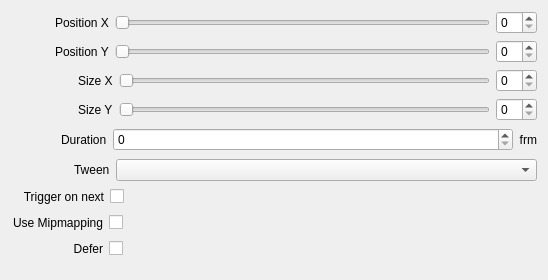
First picture: the form in src/Widgets/Inspector/InspectorFillWidget.ui, repository CasparCG/client, before the edit.
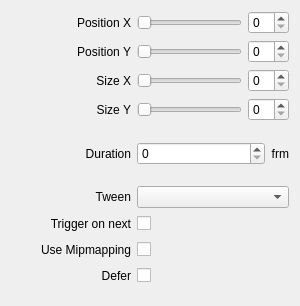
Second picture: the form after the edit.

Commit message: Simplify layout of inspector widgets

Diff of the .ui file:
```diff
--- a/src/Widgets/Inspector/InspectorFillWidget.ui
+++ b/src/Widgets/Inspector/InspectorFillWidget.ui
@@ -6,8 +6,8 @@
    <rect>
     <x>0</x>
     <y>0</y>
-    <width>548</width>
-    <height>280</height>
+    <width>300</width>
+    <height>306</height>
    </rect>
   </property>
   <property name="sizePolicy">
@@ -16,270 +16,76 @@
     <verstretch>0</verstretch>
    </sizepolicy>
   </property>
-  <layout class="QVBoxLayout" name="verticalLayout">
-   <item>
-    <layout class="QHBoxLayout" name="horizontalLayoutPositionX">
-     <item>
-      <spacer name="horizontalSpacerPositionX">
-       <property name="orientation">
-        <enum>Qt::Horizontal</enum>
-       </property>
-       <property name="sizeType">
-        <enum>QSizePolicy::Fixed</enum>
-       </property>
-       <property name="sizeHint" stdset="0">
-        <size>
-         <width>44</width>
-         <height>20</height>
-        </size>
-       </property>
-      </spacer>
-     </item>
-     <item>
-      <widget class="QLabel" name="labelPositionX">
-       <property name="text">
-        <string>Position X</string>
-       </property>
-      </widget>
-     </item>
-     <item>
-      <widget class="QSlider" name="sliderPositionX">
-       <property name="orientation">
-        <enum>Qt::Horizontal</enum>
-       </property>
-      </widget>
-     </item>
-     <item>
-      <widget class="QSpinBox" name="spinBoxPositionX"/>
-     </item>
-    </layout>
+  <layout class="QGridLayout" name="gridLayout">
+   <property name="bottomMargin">
+    <number>20</number>
+   </property>
+   <item row="0" column="0">
+    <widget class="QLabel" name="labelPositionX">
+     <property name="minimumSize">
+      <size>
+       <width>120</width>
+       <height>0</height>
+      </size>
+     </property>
+     <property name="text">
+      <string>Position X</string>
+     </property>
+     <property name="alignment">
+      <set>Qt::AlignRight|Qt::AlignTrailing|Qt::AlignVCenter</set>
+     </property>
+    </widget>
    </item>
-   <item>
-    <layout class="QHBoxLayout" name="horizontalLayoutPositionY">
-     <item>
-      <spacer name="horizontalSpacerPositionY">
-       <property name="orientation">
-        <enum>Qt::Horizontal</enum>
-       </property>
-       <property name="sizeType">
-        <enum>QSizePolicy::Fixed</enum>
-       </property>
-       <property name="sizeHint" stdset="0">
-        <size>
-         <width>44</width>
-         <height>20</height>
-        </size>
-       </property>
-      </spacer>
-     </item>
-     <item>
-      <widget class="QLabel" name="labelPositionY">
-       <property name="text">
-        <string>Position Y</string>
-       </property>
-      </widget>
-     </item>
-     <item>
-      <widget class="QSlider" name="sliderPositionY">
-       <property name="orientation">
-        <enum>Qt::Horizontal</enum>
-       </property>
-      </widget>
-     </item>
-     <item>
-      <widget class="QSpinBox" name="spinBoxPositionY"/>
-     </item>
-    </layout>
+   <item row="5" column="0">
+    <widget class="QLabel" name="labelEasing">
+     <property name="minimumSize">
+      <size>
+       <width>120</width>
+       <height>0</height>
+      </size>
+     </property>
+     <property name="text">
+      <string>Tween</string>
+     </property>
+     <property name="alignment">
+      <set>Qt::AlignRight|Qt::AlignTrailing|Qt::AlignVCenter</set>
+     </property>
+    </widget>
    </item>
-   <item>
-    <layout class="QHBoxLayout" name="horizontalLayoutScaleX">
-     <item>
-      <spacer name="horizontalSpacerScaleX">
-       <property name="orientation">
-        <enum>Qt::Horizontal</enum>
-       </property>
-       <property name="sizeType">
-        <enum>QSizePolicy::Fixed</enum>
-       </property>
-       <property name="sizeHint" stdset="0">
-        <size>
-         <width>67</width>
-         <height>20</height>
-        </size>
-       </property>
-      </spacer>
-     </item>
-     <item>
-      <widget class="QLabel" name="labelScaleX">
-       <property name="text">
-        <string>Size X</string>
-       </property>
-      </widget>
-     </item>
-     <item>
-      <widget class="QSlider" name="sliderScaleX">
-       <property name="orientation">
-        <enum>Qt::Horizontal</enum>
-       </property>
-      </widget>
-     </item>
-     <item>
-      <widget class="QSpinBox" name="spinBoxScaleX"/>
-     </item>
-    </layout>
+   <item row="7" column="0">
+    <widget class="QLabel" name="labelUseMipmap">
+     <property name="minimumSize">
+      <size>
+       <width>120</width>
+       <height>0</height>
+      </size>
+     </property>
+     <property name="text">
+      <string>Use Mipmapping</string>
+     </property>
+     <property name="alignment">
+      <set>Qt::AlignRight|Qt::AlignTrailing|Qt::AlignVCenter</set>
+     </property>
+    </widget>
    </item>
-   <item>
-    <layout class="QHBoxLayout" name="horizontalLayoutScaleY">
-     <item>
-      <spacer name="horizontalSpacerScaleY">
-       <property name="orientation">
-        <enum>Qt::Horizontal</enum>
-       </property>
-       <property name="sizeType">
-        <enum>QSizePolicy::Fixed</enum>
-       </property>
-       <property name="sizeHint" stdset="0">
-        <size>
-         <width>67</width>
-         <height>20</height>
-        </size>
-       </property>
-      </spacer>
-     </item>
-     <item>
-      <widget class="QLabel" name="labelScaleY">
-       <property name="text">
-        <string>Size Y</string>
-       </property>
-      </widget>
-     </item>
-     <item>
-      <widget class="QSlider" name="sliderScaleY">
-       <property name="orientation">
-        <enum>Qt::Horizontal</enum>
-       </property>
-      </widget>
-     </item>
-     <item>
-      <widget class="QSpinBox" name="spinBoxScaleY"/>
-     </item>
-    </layout>
+   <item row="3" column="0">
+    <widget class="QLabel" name="labelScaleY">
+     <property name="minimumSize">
+      <size>
+       <width>120</width>
+       <height>0</height>
+      </size>
+     </property>
+     <property name="text">
+      <string>Size Y</string>
+     </property>
+     <property name="alignment">
+      <set>Qt::AlignRight|Qt::AlignTrailing|Qt::AlignVCenter</set>
+     </property>
+    </widget>
    </item>
-   <item>
-    <layout class="QHBoxLayout" name="horizontalLayoutTransitionDuration">
-     <item>
-      <spacer name="horizontalSpacerTransitionDuration">
-       <property name="orientation">
-        <enum>Qt::Horizontal</enum>
-       </property>
-       <property name="sizeType">
-        <enum>QSizePolicy::Fixed</enum>
-       </property>
-       <property name="sizeHint" stdset="0">
-        <size>
-         <width>50</width>
-         <height>20</height>
-        </size>
-       </property>
-      </spacer>
-     </item>
-     <item>
-      <widget class="QLabel" name="labelTransitionDuration">
-       <property name="text">
-        <string>Duration</string>
-       </property>
-      </widget>
-     </item>
-     <item>
-      <widget class="QSpinBox" name="spinBoxTransitionDuration">
-       <property name="sizePolicy">
-        <sizepolicy hsizetype="Expanding" vsizetype="Fixed">
-         <horstretch>0</horstretch>
-         <verstretch>0</verstretch>
-        </sizepolicy>
-       </property>
-       <property name="maximum">
-        <number>999</number>
-       </property>
-      </widget>
-     </item>
-     <item>
-      <widget class="QLabel" name="labelFrm1">
-       <property name="text">
-        <string>frm</string>
-       </property>
-       <property name="alignment">
-        <set>Qt::AlignRight|Qt::AlignTrailing|Qt::AlignVCenter</set>
-       </property>
-      </widget>
-     </item>
-    </layout>
-   </item>
-   <item>
-    <layout class="QHBoxLayout" name="horizontalLayoutTween">
-     <item>
-      <spacer name="horizontalSpacerTween">
-       <property name="orientation">
-        <enum>Qt::Horizontal</enum>
-       </property>
-       <property name="sizeType">
-        <enum>QSizePolicy::Fixed</enum>
-       </property>
-       <property name="sizeHint" stdset="0">
-        <size>
-         <width>63</width>
-         <height>20</height>
-        </size>
-       </property>
-      </spacer>
-     </item>
-     <item>
-      <widget class="QLabel" name="labelEasing">
-       <property name="text">
-        <string>Tween</string>
-       </property>
-      </widget>
-     </item>
-     <item>
-      <widget class="QComboBox" name="comboBoxTween">
-       <property name="sizePolicy">
-        <sizepolicy hsizetype="Expanding" vsizetype="Fixed">
-         <horstretch>0</horstretch>
-         <verstretch>0</verstretch>
-        </sizepolicy>
-       </property>
-      </widget>
-     </item>
-    </layout>
-   </item>
-   <item>
+   <item row="6" column="1" colspan="2">
     <layout class="QHBoxLayout" name="horizontalLayoutTriggerOnNext">
-     <item>
-      <spacer name="horizontalSpacerTriggerOnNext1">
-       <property name="orientation">
-        <enum>Qt::Horizontal</enum>
-       </property>
-       <property name="sizeType">
-        <enum>QSizePolicy::Fixed</enum>
-       </property>
-       <property name="sizeHint" stdset="0">
-        <size>
-         <width>11</width>
-         <height>20</height>
-        </size>
-       </property>
-      </spacer>
-     </item>
-     <item>
-      <widget class="QLabel" name="labelTriggerOnNext">
-       <property name="text">
-        <string>Trigger on next</string>
-       </property>
-       <property name="alignment">
-        <set>Qt::AlignRight|Qt::AlignTrailing|Qt::AlignVCenter</set>
-       </property>
-      </widget>
-     </item>
      <item>
       <widget class="QCheckBox" name="checkBoxTriggerOnNext">
        <property name="layoutDirection">
@@ -305,87 +111,8 @@
      </item>
     </layout>
    </item>
-   <item>
-    <layout class="QHBoxLayout" name="horizontalLayoutUseMipmap">
-     <item>
-      <spacer name="horizontalSpacerUseMipmap1">
-       <property name="orientation">
-        <enum>Qt::Horizontal</enum>
-       </property>
-       <property name="sizeType">
-        <enum>QSizePolicy::Fixed</enum>
-       </property>
-       <property name="sizeHint" stdset="0">
-        <size>
-         <width>2</width>
-         <height>20</height>
-        </size>
-       </property>
-      </spacer>
-     </item>
-     <item>
-      <widget class="QLabel" name="labelUseMipmap">
-       <property name="text">
-        <string>Use Mipmapping</string>
-       </property>
-       <property name="alignment">
-        <set>Qt::AlignRight|Qt::AlignTrailing|Qt::AlignVCenter</set>
-       </property>
-      </widget>
-     </item>
-     <item>
-      <widget class="QCheckBox" name="checkBoxUseMipmap">
-       <property name="layoutDirection">
-        <enum>Qt::RightToLeft</enum>
-       </property>
-       <property name="text">
-        <string/>
-       </property>
-      </widget>
-     </item>
-     <item>
-      <spacer name="horizontalSpacerUseMipmap2">
-       <property name="orientation">
-        <enum>Qt::Horizontal</enum>
-       </property>
-       <property name="sizeHint" stdset="0">
-        <size>
-         <width>40</width>
-         <height>20</height>
-        </size>
-       </property>
-      </spacer>
-     </item>
-    </layout>
-   </item>
-   <item>
+   <item row="8" column="1" colspan="2">
     <layout class="QHBoxLayout" name="horizontalLayoutDefer">
-     <item>
-      <spacer name="horizontalSpacerDefer1">
-       <property name="orientation">
-        <enum>Qt::Horizontal</enum>
-       </property>
-       <property name="sizeType">
-        <enum>QSizePolicy::Fixed</enum>
-       </property>
-       <property name="sizeHint" stdset="0">
-        <size>
-         <width>62</width>
-         <height>20</height>
-        </size>
-       </property>
-      </spacer>
-     </item>
-     <item>
-      <widget class="QLabel" name="labelDefer">
-       <property name="text">
-        <string>Defer</string>
-       </property>
-       <property name="alignment">
-        <set>Qt::AlignRight|Qt::AlignTrailing|Qt::AlignVCenter</set>
-       </property>
-      </widget>
-     </item>
      <item>
       <widget class="QCheckBox" name="checkBoxDefer">
        <property name="layoutDirection">
@@ -411,21 +138,189 @@
      </item>
     </layout>
    </item>
-   <item>
-    <spacer name="verticalSpacerGeometry">
+   <item row="6" column="0">
+    <widget class="QLabel" name="labelTriggerOnNext">
+     <property name="minimumSize">
+      <size>
+       <width>120</width>
+       <height>0</height>
+      </size>
+     </property>
+     <property name="text">
+      <string>Trigger on next</string>
+     </property>
+     <property name="alignment">
+      <set>Qt::AlignRight|Qt::AlignTrailing|Qt::AlignVCenter</set>
+     </property>
+    </widget>
+   </item>
+   <item row="2" column="1">
+    <widget class="QSlider" name="sliderScaleX">
      <property name="orientation">
-      <enum>Qt::Vertical</enum>
+      <enum>Qt::Horizontal</enum>
      </property>
-     <property name="sizeType">
-      <enum>QSizePolicy::Fixed</enum>
+    </widget>
+   </item>
+   <item row="4" column="0">
+    <widget class="QLabel" name="labelTransitionDuration">
+     <property name="minimumSize">
+      <size>
+       <width>120</width>
+       <height>0</height>
+      </size>
      </property>
-     <property name="sizeHint" stdset="0">
+     <property name="text">
+      <string>Duration</string>
+     </property>
+     <property name="alignment">
+      <set>Qt::AlignRight|Qt::AlignTrailing|Qt::AlignVCenter</set>
+     </property>
+    </widget>
+   </item>
+   <item row="0" column="1">
+    <widget class="QSlider" name="sliderPositionX">
+     <property name="orientation">
+      <enum>Qt::Horizontal</enum>
+     </property>
+    </widget>
+   </item>
+   <item row="0" column="2">
+    <widget class="QSpinBox" name="spinBoxPositionX"/>
+   </item>
+   <item row="1" column="0">
+    <widget class="QLabel" name="labelPositionY">
+     <property name="minimumSize">
       <size>
-       <width>20</width>
-       <height>10</height>
+       <width>120</width>
+       <height>0</height>
       </size>
      </property>
-    </spacer>
+     <property name="text">
+      <string>Position Y</string>
+     </property>
+     <property name="alignment">
+      <set>Qt::AlignRight|Qt::AlignTrailing|Qt::AlignVCenter</set>
+     </property>
+    </widget>
+   </item>
+   <item row="2" column="0">
+    <widget class="QLabel" name="labelScaleX">
+     <property name="minimumSize">
+      <size>
+       <width>120</width>
+       <height>0</height>
+      </size>
+     </property>
+     <property name="text">
+      <string>Size X</string>
+     </property>
+     <property name="alignment">
+      <set>Qt::AlignRight|Qt::AlignTrailing|Qt::AlignVCenter</set>
+     </property>
+    </widget>
+   </item>
+   <item row="1" column="1">
+    <widget class="QSlider" name="sliderPositionY">
+     <property name="orientation">
+      <enum>Qt::Horizontal</enum>
+     </property>
+    </widget>
+   </item>
+   <item row="1" column="2">
+    <widget class="QSpinBox" name="spinBoxPositionY"/>
+   </item>
+   <item row="3" column="1">
+    <widget class="QSlider" name="sliderScaleY">
+     <property name="orientation">
+      <enum>Qt::Horizontal</enum>
+     </property>
+    </widget>
+   </item>
+   <item row="2" column="2">
+    <widget class="QSpinBox" name="spinBoxScaleX"/>
+   </item>
+   <item row="3" column="2">
+    <widget class="QSpinBox" name="spinBoxScaleY"/>
+   </item>
+   <item row="8" column="0">
+    <widget class="QLabel" name="labelDefer">
+     <property name="minimumSize">
+      <size>
+       <width>120</width>
+       <height>0</height>
+      </size>
+     </property>
+     <property name="text">
+      <string>Defer</string>
+     </property>
+     <property name="alignment">
+      <set>Qt::AlignRight|Qt::AlignTrailing|Qt::AlignVCenter</set>
+     </property>
+    </widget>
+   </item>
+   <item row="7" column="1" colspan="2">
+    <layout class="QHBoxLayout" name="horizontalLayoutUseMipmap">
+     <item>
+      <widget class="QCheckBox" name="checkBoxUseMipmap">
+       <property name="layoutDirection">
+        <enum>Qt::RightToLeft</enum>
+       </property>
+       <property name="text">
+        <string/>
+       </property>
+      </widget>
+     </item>
+     <item>
+      <spacer name="horizontalSpacerUseMipmap2">
+       <property name="orientation">
+        <enum>Qt::Horizontal</enum>
+       </property>
+       <property name="sizeHint" stdset="0">
+        <size>
+         <width>40</width>
+         <height>20</height>
+        </size>
+       </property>
+      </spacer>
+     </item>
+    </layout>
+   </item>
+   <item row="5" column="1" colspan="2">
+    <widget class="QComboBox" name="comboBoxTween">
+     <property name="sizePolicy">
+      <sizepolicy hsizetype="Expanding" vsizetype="Fixed">
+       <horstretch>0</horstretch>
+       <verstretch>0</verstretch>
+      </sizepolicy>
+     </property>
+    </widget>
+   </item>
+   <item row="4" column="1" colspan="2">
+    <layout class="QHBoxLayout" name="horizontalLayoutTransitionDuration">
+     <item>
+      <widget class="QSpinBox" name="spinBoxTransitionDuration">
+       <property name="sizePolicy">
+        <sizepolicy hsizetype="Expanding" vsizetype="Fixed">
+         <horstretch>0</horstretch>
+         <verstretch>0</verstretch>
+        </sizepolicy>
+       </property>
+       <property name="maximum">
+        <number>999</number>
+       </property>
+      </widget>
+     </item>
+     <item>
+      <widget class="QLabel" name="labelFrm1">
+       <property name="text">
+        <string>frm</string>
+       </property>
+       <property name="alignment">
+        <set>Qt::AlignRight|Qt::AlignTrailing|Qt::AlignVCenter</set>
+       </property>
+      </widget>
+     </item>
+    </layout>
    </item>
   </layout>
  </widget>
```
Left out of the diff: 15 changed lines with no effect on the pictures. The commit also changes 58 other files.
